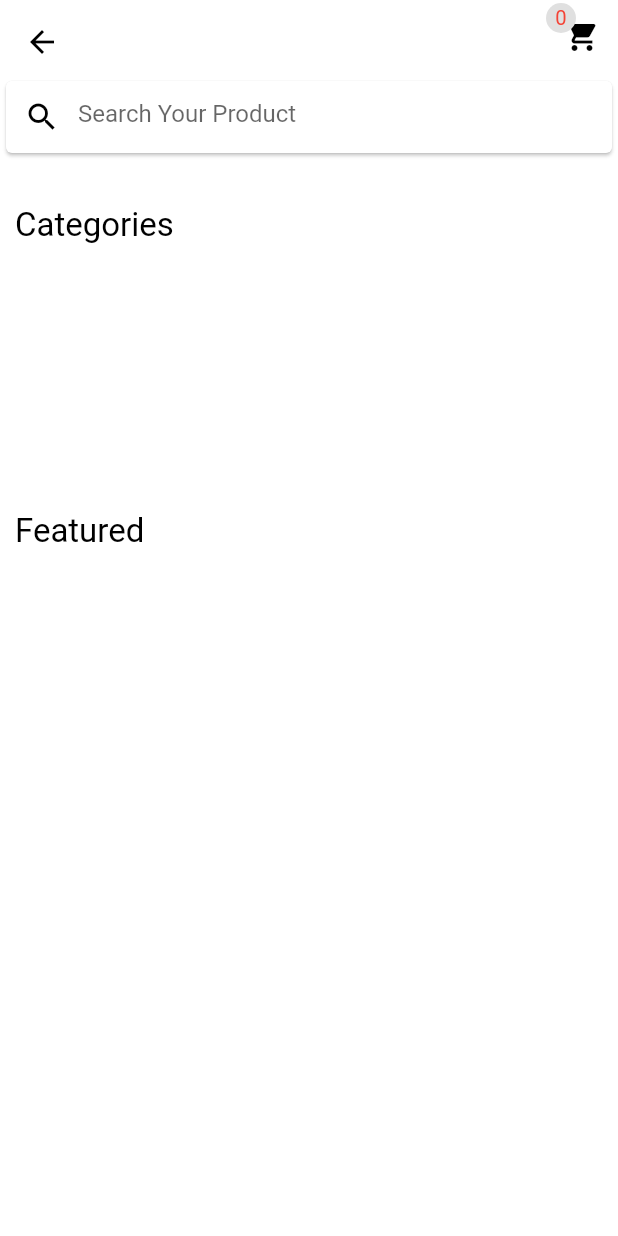
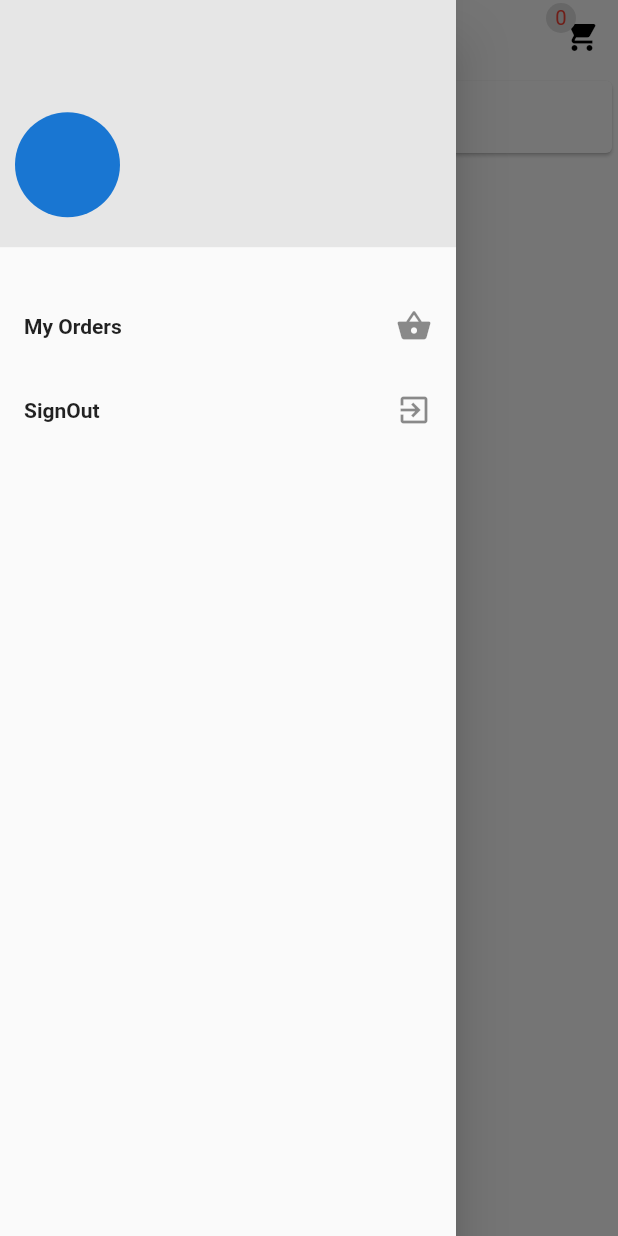
Before and after one commit to NaimAbb/store_flutter_app, a Flutter app: the ClientHomeScreen screen opened by its route, with the side drawer open (before the commit the screen has no drawer), on a phone screen of 412 x 824 dp. Run offline on Flutter 3.47's test engine with Material 2 defaults, Android fonts, the phone set to English and light mode, and no system bars; our stand-ins replace fluttertoast, image_picker, shared_preferences, sqflite; accounts and stored records are empty.

Commit message:
update for order (client side)

```diff
--- a/lib/models/modelsProvider/address.dart
+++ b/lib/models/modelsProvider/address.dart
@@ -29,7 +29,6 @@ class Address extends ChangeNotifier {
   }
 
   void changeValueSelected(int value){
-    print(value);
     _indexSelected = value;
     notifyListeners();
   }
--- /dev/null
+++ b/lib/models/order.dart
@@ -0,0 +1,29 @@
+
+class Order{
+  int _id;
+  double _totalPrice;
+  String _image;
+
+
+  Order(this._id, this._totalPrice, this._image);
+
+  int get id => _id;
+
+  double get totalPrice => _totalPrice;
+
+  String get image => _image;
+
+  set image(String value) {
+    _image = value;
+  }
+
+  set totalPrice(double value) {
+    _totalPrice = value;
+  }
+
+  set id(int value) {
+    _id = value;
+  }
+
+
+}
--- a/lib/providers/auth.dart
+++ b/lib/providers/auth.dart
@@ -36,6 +36,7 @@ class Auth extends ChangeNotifier {
         await Constants.sharedPreferencesLocal.setUserId(responce.toString());
         await Constants.sharedPreferencesLocal.setIsLogin(true);
         await Constants.sharedPreferencesLocal.setTypeAccount(type);
+        await _db.addCategories();
       } else {
         throw EmailExistException('Email is exist !');
       }
--- a/lib/screens/client/client_home_screen.dart
+++ b/lib/screens/client/client_home_screen.dart
@@ -5,6 +5,7 @@ import 'package:store_flutter_app/screens/client/details_product_screen.dart';
 import 'package:provider/provider.dart';
 import 'package:store_flutter_app/providers/client.dart';
 import 'dart:convert';
+import 'package:store_flutter_app/widgets/drawer_layout.dart';
 
 class ClientHomeScreen extends StatefulWidget {
   static const String routeName = '/client-home-screen';
@@ -276,6 +277,7 @@ class _ClientHomeScreenState extends State<ClientHomeScreen> {
     return SafeArea(
       top: false,
       child: Scaffold(
+        drawer: DrawerLayout(),
         backgroundColor: Colors.white,
         body: _isLoading ? Center(child: CircularProgressIndicator(),): _buildPage(mediaQuery),
 //        body: SingleChildScrollView(
--- a/lib/screens/client/details_product_screen.dart
+++ b/lib/screens/client/details_product_screen.dart
@@ -86,6 +86,8 @@ class DetailsProductScreen extends StatelessWidget {
                     int.parse(dataProduct.id));
                 await Provider.of<Client>(context, listen: false)
                     .addToCart(cartItem);
+                await Provider.of<Client>(context, listen: false)
+                    .getCount();
                 _scaffoldState.currentState.hideCurrentSnackBar();
                 _scaffoldState.currentState.showSnackBar(SnackBar(content: Text('add success to cart') , ));
               },
--- /dev/null
+++ b/lib/widgets/drawer_layout.dart
@@ -0,0 +1,58 @@
+import 'package:flutter/material.dart';
+import 'package:store_flutter_app/localization/localization_constants.dart';
+import 'package:store_flutter_app/screens/client/my_order_screen.dart';
+import 'package:provider/provider.dart';
+import 'package:store_flutter_app/providers/auth.dart';
+import 'package:store_flutter_app/screens/signin_screen.dart';
+
+class DrawerLayout extends StatelessWidget {
+  @override
+  Widget build(BuildContext context) {
+    return Drawer(
+      child: LayoutBuilder(builder: (_, constraint) {
+        return Column(
+          children: <Widget>[
+            Container(
+              padding: const EdgeInsets.symmetric(vertical: 20, horizontal: 10),
+              child: Align(
+                alignment: AlignmentDirectional.bottomStart,
+                child: CircleAvatar(
+                  radius: 35,
+                ),
+              ),
+              width: constraint.maxWidth,
+              height: constraint.maxHeight * 0.2,
+              color: Theme.of(context).splashColor,
+            ),
+            SizedBox(
+              height: constraint.maxHeight * 0.03,
+            ),
+            ListTile(
+              onTap: () {
+                Navigator.of(context).pop();
+                Navigator.of(context).pushNamed(MyOrderScreen.routeName);
+              },
+              title: Text(
+                getTranslated(context, 'MyOrders'),
+                style: TextStyle(fontWeight: FontWeight.bold),
+              ),
+              trailing: Icon(Icons.shopping_basket),
+            ),
+            ListTile(
+              onTap: () async {
+                await Provider.of<Auth>(context, listen: false).signOut();
+                Navigator.of(context).pushReplacement(
+                    MaterialPageRoute(builder: (_) => SignInScreen()));
+              },
+              title: Text(
+                'SignOut',
+                style: TextStyle(fontWeight: FontWeight.bold),
+              ),
+              trailing: Icon(Icons.exit_to_app),
+            )
+          ],
+        );
+      }),
+    );
+  }
+}
```
Also changed, not shown: lib/db/db_helper.dart (+60 -54 lines), lib/providers/client.dart (+32 -7 lines), lib/screens/client/add_new_address_screen.dart (+8 -5 lines), lib/screens/client/address_screen.dart (+58 -61 lines), lib/screens/client/cart_screen.dart (+22 -9 lines), lib/screens/client/my_order_screen.dart (+62 -13 lines).
